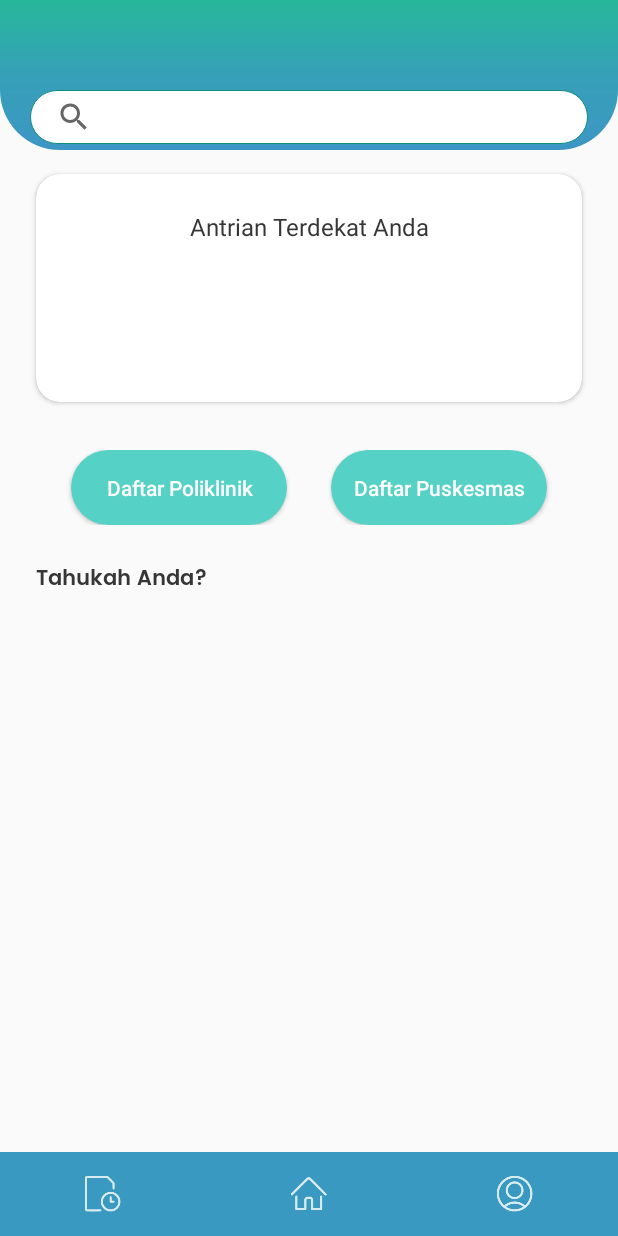
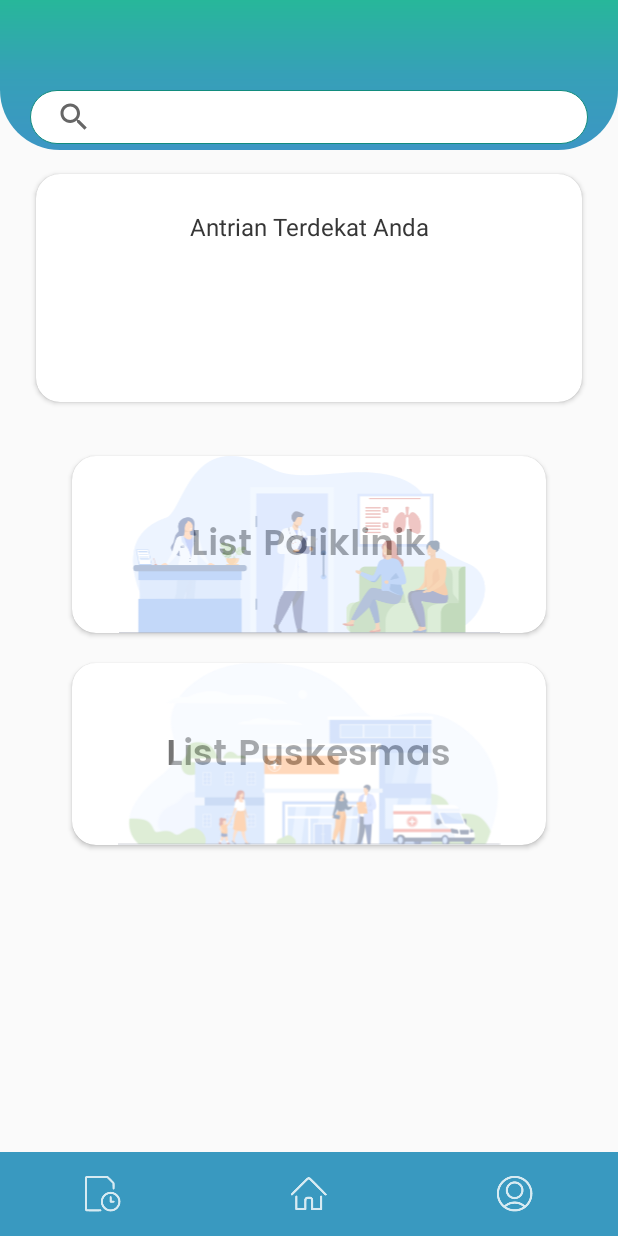
Before and after one commit to tesu-tesu/antrian-sehat-android, an Android app: the HomeActivity screen opened directly, with no data from a screen before it, on a phone screen of 412 x 824 dp. Run offline under Robolectric (Android 15) with nearby library versions, the phone set to English and light mode, and no system bars; our stand-ins replace data binding; libraries missing offline, so code that uses them is left out: com.androidnetworking, com.androidnetworking.error, com.androidnetworking.interfaces; 1 statement that could not run was skipped.

Commit message:
Modify Home layout

```diff
--- a/app/src/main/java/com/antriansehat/application/view/HomeActivity.java
+++ b/app/src/main/java/com/antriansehat/application/view/HomeActivity.java
@@ -37,8 +37,8 @@
 
     private void initView() {
         binding.bottomNav.setOnNavigationItemSelectedListener(this);
-        binding.btListHA.setOnClickListener(this);
-        binding.btListPoly.setOnClickListener(this);
+        binding.ivHA.setOnClickListener(this);
+        binding.ivPoly.setOnClickListener(this);
     }
 
     @Override
@@ -84,9 +84,9 @@
     public void onClick(View view) {
         if(view.getId() == binding.cWaitingList.getId()){
             onCardNearestWaitingList();
-        }else if(view.getId() == binding.btListPoly.getId()){
+        }else if(view.getId() == binding.ivPoly.getId()){
             onButtonListPoly();
-        }else if(view.getId() == binding.btListHA.getId()){
+        }else if(view.getId() == binding.ivHA.getId()){
             onButtonListHA();
         }else if(view.getId() == binding.cardWaitingList.getId()) {
             onButtonShowSpecificTicket();
--- a/app/src/main/res/layout/activity_home.xml
+++ b/app/src/main/res/layout/activity_home.xml
@@ -260,116 +260,155 @@
             android:layout_height="wrap_content"
             android:layout_marginTop="32dp"
             android:visibility="gone"
-            app:layout_constraintBottom_toTopOf="@+id/choice"
+            app:layout_constraintBottom_toTopOf="@+id/cvPolyList"
             app:layout_constraintEnd_toEndOf="parent"
             app:layout_constraintStart_toStartOf="parent"
             app:layout_constraintTop_toBottomOf="@+id/cardWaitingList" />
 
-        <androidx.constraintlayout.widget.ConstraintLayout
-            android:id="@+id/choice"
-            android:layout_width="360dp"
-            android:layout_height="wrap_content"
-            android:layout_marginStart="24dp"
-            android:layout_marginVertical="32dp"
-            android:layout_marginEnd="24dp"
-            app:layout_constraintEnd_toEndOf="parent"
-            app:layout_constraintStart_toStartOf="parent"
-            app:layout_constraintTop_toBottomOf="@+id/cardWaitingList">
+<!--        <androidx.constraintlayout.widget.ConstraintLayout-->
+<!--            android:id="@+id/choice"-->
+<!--            android:layout_width="360dp"-->
+<!--            android:layout_height="wrap_content"-->
+<!--            android:layout_marginStart="24dp"-->
+<!--            android:layout_marginVertical="32dp"-->
+<!--            android:layout_marginEnd="24dp"-->
+<!--            app:layout_constraintEnd_toEndOf="parent"-->
+<!--            app:layout_constraintStart_toStartOf="parent"-->
+<!--            app:layout_constraintTop_toBottomOf="@+id/cardWaitingList">-->
 
 <!--            <Button-->
-<!--                android:id="@+id/btCreateWL"-->
+<!--                android:id="@+id/btListPoly"-->
 <!--                android:layout_width="144dp"-->
 <!--                android:layout_height="50dp"-->
 <!--                android:layout_marginStart="8dp"-->
-<!--                android:layout_marginTop="8dp"-->
 <!--                android:layout_marginEnd="8dp"-->
 <!--                android:background="@drawable/bt_green"-->
-<!--                android:text="@string/create_waiting_list_bt_label"-->
+<!--                android:text="@string/list_poly_bt_label"-->
 <!--                android:textAllCaps="false"-->
 <!--                android:textColor="@android:color/white"-->
-<!--                app:layout_constraintEnd_toStartOf="@+id/btShowTicket"-->
+<!--                app:layout_constraintEnd_toStartOf="@+id/btListHA"-->
 <!--                app:layout_constraintStart_toStartOf="parent"-->
 <!--                app:layout_constraintTop_toTopOf="parent" />-->
 
-            <Button
-                android:id="@+id/btListPoly"
-                android:layout_width="144dp"
-                android:layout_height="50dp"
-                android:layout_marginStart="8dp"
-                android:layout_marginEnd="8dp"
-                android:background="@drawable/bt_green"
-                android:text="@string/list_poly_bt_label"
-                android:textAllCaps="false"
-                android:textColor="@android:color/white"
-                app:layout_constraintEnd_toStartOf="@+id/btListHA"
-                app:layout_constraintStart_toStartOf="parent"
-                app:layout_constraintTop_toTopOf="parent" />
-
-            <Button
-                android:id="@+id/btListHA"
-                android:layout_width="144dp"
-                android:layout_height="50dp"
-                android:layout_marginStart="8dp"
-                android:layout_marginEnd="8dp"
-                android:background="@drawable/bt_green"
-                android:text="@string/list_HA_bt_label"
-                android:textAllCaps="false"
-                android:textColor="@android:color/white"
-                app:layout_constraintEnd_toEndOf="parent"
-                app:layout_constraintStart_toEndOf="@+id/btListPoly"
-                app:layout_constraintTop_toTopOf="parent" />
-
 <!--            <Button-->
-<!--                android:id="@+id/btShowTicket"-->
+<!--                android:id="@+id/btListHA"-->
 <!--                android:layout_width="144dp"-->
 <!--                android:layout_height="50dp"-->
 <!--                android:layout_marginStart="8dp"-->
-<!--                android:layout_marginTop="8dp"-->
 <!--                android:layout_marginEnd="8dp"-->
 <!--                android:background="@drawable/bt_green"-->
-<!--                android:text="@string/show_ticket_bt_label"-->
+<!--                android:text="@string/list_HA_bt_label"-->
 <!--                android:textAllCaps="false"-->
 <!--                android:textColor="@android:color/white"-->
 <!--                app:layout_constraintEnd_toEndOf="parent"-->
-<!--                app:layout_constraintHorizontal_bias="1.0"-->
-<!--                app:layout_constraintStart_toEndOf="@+id/btCreateWL"-->
+<!--                app:layout_constraintStart_toEndOf="@+id/btListPoly"-->
 <!--                app:layout_constraintTop_toTopOf="parent" />-->
 
-        </androidx.constraintlayout.widget.ConstraintLayout>
+<!--        </androidx.constraintlayout.widget.ConstraintLayout>-->
 
-        <androidx.constraintlayout.widget.ConstraintLayout
+<!--        <androidx.constraintlayout.widget.ConstraintLayout-->
+<!--            android:layout_width="match_parent"-->
+<!--            android:layout_height="wrap_content"-->
+<!--            android:layout_marginStart="24dp"-->
+<!--            android:layout_marginTop="24dp"-->
+<!--            android:layout_marginEnd="24dp"-->
+<!--            app:layout_constraintEnd_toEndOf="parent"-->
+<!--            app:layout_constraintStart_toStartOf="parent"-->
+<!--            app:layout_constraintTop_toBottomOf="@id/choice">-->
+
+<!--            <TextView-->
+<!--                android:id="@+id/acticlesLabel"-->
+<!--                android:layout_width="wrap_content"-->
+<!--                android:layout_height="wrap_content"-->
+<!--                android:fontFamily="@font/poppins_semibold"-->
+<!--                android:text="@string/artikel_kesehatan_label"-->
+<!--                android:textColor="@color/blackFont"-->
+<!--                app:layout_constraintStart_toStartOf="parent"-->
+<!--                app:layout_constraintTop_toTopOf="parent" />-->
+
+<!--            <androidx.recyclerview.widget.RecyclerView-->
+<!--                android:id="@+id/listArticles"-->
+<!--                android:layout_width="match_parent"-->
+<!--                android:layout_height="wrap_content"-->
+<!--                android:layout_marginHorizontal="8dp"-->
+<!--                android:layout_marginTop="8dp"-->
+<!--                android:scrollbars="horizontal"-->
+<!--                app:layout_constraintStart_toStartOf="parent"-->
+<!--                app:layout_constraintTop_toBottomOf="@id/acticlesLabel" />-->
+
+<!--            &lt;!&ndash;horizontal gak nya liat di sini, diatur di recyclerview linearlayoutmanager-->
+<!--             https://www.geeksforgeeks.org/android-horizontal-recyclerview-with-examples/&ndash;&gt;-->
+<!--        </androidx.constraintlayout.widget.ConstraintLayout>-->
+
+        <androidx.cardview.widget.CardView
+            android:id="@+id/cvPolyList"
             android:layout_width="match_parent"
             android:layout_height="wrap_content"
-            android:layout_marginStart="24dp"
-            android:layout_marginTop="24dp"
-            android:layout_marginEnd="24dp"
+            android:layout_marginStart="48dp"
+            android:layout_marginTop="36dp"
+            android:layout_marginEnd="48dp"
+            app:cardCornerRadius="16dp"
+            app:layout_constraintTop_toBottomOf="@+id/cardWaitingList"
             app:layout_constraintEnd_toEndOf="parent"
-            app:layout_constraintStart_toStartOf="parent"
-            app:layout_constraintTop_toBottomOf="@id/choice">
+            app:layout_constraintStart_toStartOf="parent">
 
-            <TextView
-                android:id="@+id/acticlesLabel"
-                android:layout_width="wrap_content"
-                android:layout_height="wrap_content"
-                android:fontFamily="@font/poppins_semibold"
-                android:text="@string/artikel_kesehatan_label"
-                android:textColor="@color/blackFont"
-                app:layout_constraintStart_toStartOf="parent"
-                app:layout_constraintTop_toTopOf="parent" />
+            <FrameLayout
+                android:layout_width="match_parent"
+                android:layout_height="wrap_content">
+                <TextView
+                    android:layout_width="wrap_content"
+                    android:layout_height="wrap_content"
+                    android:fontFamily="@font/poppins_semibold"
+                    android:text="@string/list_poliklinik"
+                    android:textSize="24sp"
+                    android:layout_gravity="center_vertical|center_horizontal"
+                    android:textStyle="bold" />
+                <ImageView
+                    android:id="@+id/ivPoly"
+                    android:layout_width="match_parent"
+                    android:layout_height="wrap_content"
+                    app:layout_constraintBottom_toBottomOf="@id/PolyTitle"
+                    app:layout_constraintStart_toStartOf="parent"
+                    app:layout_constraintTop_toTopOf="@id/PolyTitle"
+                    app:srcCompat="@drawable/poly" />
+            </FrameLayout>
 
-            <androidx.recyclerview.widget.RecyclerView
-                android:id="@+id/listArticles"
+        </androidx.cardview.widget.CardView>
+
+        <androidx.cardview.widget.CardView
+            android:id="@+id/cvHAList"
+            android:layout_width="match_parent"
+            android:layout_height="wrap_content"
+            android:layout_marginStart="48dp"
+            android:layout_marginTop="20dp"
+            android:layout_marginEnd="48dp"
+            app:cardCornerRadius="16dp"
+            app:layout_constraintTop_toBottomOf="@+id/cvPolyList"
+            app:layout_constraintEnd_toEndOf="parent"
+            app:layout_constraintStart_toStartOf="parent">
+
+            <FrameLayout
                 android:layout_width="match_parent"
-                android:layout_height="wrap_content"
-                android:layout_marginHorizontal="8dp"
-                android:layout_marginTop="8dp"
-                android:scrollbars="horizontal"
-                app:layout_constraintStart_toStartOf="parent"
-                app:layout_constraintTop_toBottomOf="@id/acticlesLabel" />
+                android:layout_height="wrap_content">
+                <TextView
+                    android:layout_width="wrap_content"
+                    android:layout_height="wrap_content"
+                    android:fontFamily="@font/poppins_semibold"
+                    android:text="@string/list_puskesmas"
+                    android:textSize="24sp"
+                    android:layout_gravity="center_vertical|center_horizontal"
+                    android:textStyle="bold" />
+                <ImageView
+                    android:id="@+id/ivHA"
+                    android:layout_width="match_parent"
+                    android:layout_height="wrap_content"
+                    app:layout_constraintBottom_toBottomOf="@id/PolyTitle"
+                    app:layout_constraintStart_toStartOf="parent"
+                    app:layout_constraintTop_toTopOf="@id/PolyTitle"
+                    app:srcCompat="@drawable/puseksmas" />
+            </FrameLayout>
 
-            <!--horizontal gak nya liat di sini, diatur di recyclerview linearlayoutmanager
-             https://www.geeksforgeeks.org/android-horizontal-recyclerview-with-examples/-->
-        </androidx.constraintlayout.widget.ConstraintLayout>
+        </androidx.cardview.widget.CardView>
 
         <LinearLayout
             app:layout_constraintBottom_toBottomOf="parent"
--- a/app/src/main/res/values/strings.xml
+++ b/app/src/main/res/values/strings.xml
@@ -52,6 +52,8 @@
     <string name="entry_nik">Masukkan NIK</string>
     <string name="simpan">Simpan</string>
     <string name="selesai">Selesai</string>
+    <string name="list_poliklinik">List Poliklinik</string>
+    <string name="list_puskesmas">List Puskesmas</string>
 
     <!--Spinner-->
     <string-array name="pilihan_register">
```
Also changed, not shown: app/src/main/res/drawable-hdpi/poly.png (added), app/src/main/res/drawable-hdpi/puseksmas.png (added), app/src/main/res/drawable-ldpi/poly.png (added), app/src/main/res/drawable-ldpi/puskesmas.png (added), app/src/main/res/drawable-mdpi/poly.png (added), app/src/main/res/drawable-mdpi/puskesmas.png (added), app/src/main/res/drawable-xhdpi/poly.png (added), app/src/main/res/drawable-xhdpi/puskesmas.png (added), app/src/main/res/drawable-xxhdpi/poly.png (added), app/src/main/res/drawable-xxhdpi/puskesmas.png (added), app/src/main/res/drawable-xxxhdpi/poly.png (added), app/src/main/res/drawable-xxxhdpi/puskesmas.png (added).
